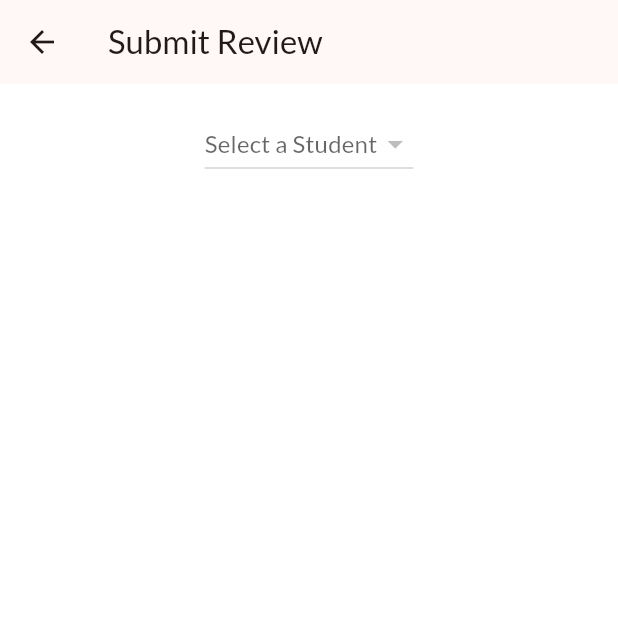
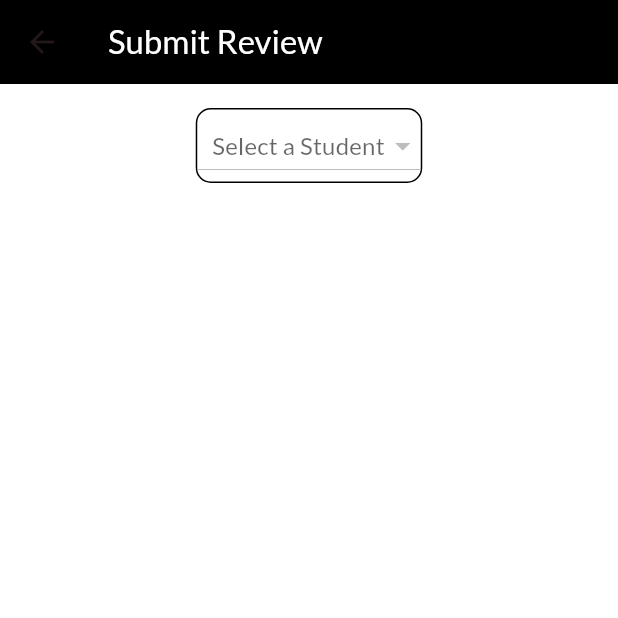
Before and after one commit to mfpullen22/makerere_app, a Flutter app: the AddSurveyScreen screen opened directly, on a phone screen of 412 x 824 dp, the top half of it. Run offline on Flutter 3.47's test engine with Material 3 defaults, Android fonts, the phone set to English and light mode, and no system bars; our stand-ins replace cloud_firestore, firebase_auth, firebase_core, google_fonts; missing offline and left inert: flutter_pdfview; accounts and stored records are empty.

Commit message:
Added IndexStack, rewrote survey a bit

```diff
--- a/lib/providers/schedule_service.dart
+++ b/lib/providers/schedule_service.dart
@@ -74,7 +74,6 @@ Widget getScheduleByStudent(lastName) {
         itemCount: rotationSchedule.length,
         itemBuilder: (context, index) {
           final rotation = rotationSchedule[index].data();
-          print(rotation["schedule"]["rotation1"]);
           if (rotation["class"] == "mmed2") {
             return Column(
               children: [
--- a/lib/screens/add_survey.dart
+++ b/lib/screens/add_survey.dart
@@ -1,7 +1,11 @@
+// ignore_for_file: use_build_context_synchronously
+
 import "package:cloud_firestore/cloud_firestore.dart";
 import "package:firebase_auth/firebase_auth.dart";
 import 'package:intl/intl.dart';
 import "package:flutter/material.dart";
+import "package:makerere_app/screens/survey_pages/patient_care.dart";
+import "package:makerere_app/screens/survey_pages/review_instructions.dart";
 
 class AddSurveyScreen extends StatefulWidget {
   const AddSurveyScreen({super.key});
@@ -11,6 +15,7 @@ class AddSurveyScreen extends StatefulWidget {
 }
 
 class _AddSurveyScreenState extends State<AddSurveyScreen> {
+  int currentPage = 0;
   List<DocumentSnapshot> students = [];
   DocumentSnapshot? selectedStudent;
   final _formKey = GlobalKey<FormState>();
@@ -35,17 +40,140 @@ class _AddSurveyScreenState extends State<AddSurveyScreen> {
     "UHI",
     "Ward 11"
   ];
+  final List<Widget> pages = [];
 
   // Form field controllers
   String? reviewDepartment;
-  TextEditingController question1Controller = TextEditingController();
-  TextEditingController question2Controller = TextEditingController();
+  double patientCareScore = 0;
+  String? patientCareComments;
 
   @override
   void initState() {
     super.initState();
     fetchStudents();
     fetchReviewer();
+    pages.addAll(
+      [
+        ReviewInstructions(onContinue: () {
+          setState(() {
+            currentPage++;
+          });
+        }),
+        PatientCareReview(onBack: () {
+          setState(() {
+            currentPage--;
+          });
+        }, onContinue: (score, comments) {
+          setState(() {
+            patientCareScore = score;
+            patientCareComments = comments;
+            currentPage++;
+          });
+        }),
+      ],
+    );
+  }
+
+  @override
+  Widget build(BuildContext context) {
+    return Scaffold(
+      appBar: AppBar(
+        backgroundColor: Colors.black,
+        title:
+            const Text('Submit Review', style: TextStyle(color: Colors.white)),
+      ),
+      body: Padding(
+        padding: const EdgeInsets.all(16.0),
+        child: Column(
+          crossAxisAlignment: CrossAxisAlignment.start,
+          children: [
+            // Dropdown to select student
+            Center(
+              child: Container(
+                decoration: BoxDecoration(
+                  border: Border.all(color: Colors.black),
+                  borderRadius: BorderRadius.circular(10),
+                ),
+                child: DropdownButton<DocumentSnapshot>(
+                  hint: const Padding(
+                      padding: EdgeInsets.only(left: 10),
+                      child: Text("Select a Student")),
+                  value: selectedStudent,
+                  items: students.map((student) {
+                    return DropdownMenuItem<DocumentSnapshot>(
+                      value: student,
+                      child: Padding(
+                        padding: const EdgeInsets.only(left: 10),
+                        child: Text(
+                            "${student['lastname']}, ${student['firstname']}"),
+                      ),
+                    );
+                  }).toList(),
+                  onChanged: (DocumentSnapshot? student) {
+                    setState(() {
+                      selectedStudent = student;
+                    });
+                  },
+                ),
+              ),
+            ),
+
+            // Show form when a student is selected
+            if (selectedStudent != null) ...[
+              Form(
+                key: _formKey,
+                child: Column(
+                  children: [
+                    const SizedBox(height: 10),
+                    Center(
+                      child: Container(
+                        decoration: BoxDecoration(
+                          border: Border.all(color: Colors.black),
+                          borderRadius: BorderRadius.circular(10),
+                        ),
+                        child: DropdownButton(
+                          hint: const Padding(
+                            padding: EdgeInsets.only(left: 10),
+                            child: Text("Select the rotation"),
+                          ),
+                          value: reviewDepartment,
+                          items: departments.map((department) {
+                            return DropdownMenuItem<String>(
+                              value: department,
+                              child: Padding(
+                                padding: const EdgeInsets.only(left: 10),
+                                child: Text(department),
+                              ),
+                            );
+                          }).toList(),
+                          onChanged: (department) {
+                            setState(() {
+                              reviewDepartment = department;
+                            });
+                          },
+                        ),
+                      ),
+                    ),
+                    const SizedBox(height: 20),
+                    IndexedStack(
+                      index: currentPage,
+                      children: pages,
+                    ),
+/*
+                    Text('Current value: $sliderValue'),
+                    const SizedBox(height: 20),
+                    ElevatedButton(
+                      onPressed: submitReview,
+                      child: const Text("Submit Review"),
+                    ), */
+                  ],
+                ),
+              ),
+            ],
+          ],
+        ),
+      ),
+    );
   }
 
   Future<void> fetchReviewer() async {
@@ -68,6 +196,7 @@ class _AddSurveyScreenState extends State<AddSurveyScreen> {
         }
       }
     } catch (e) {
+      // ignore: avoid_print
       print('Error fetching reviewer: $e');
     }
   }
@@ -85,6 +214,14 @@ class _AddSurveyScreenState extends State<AddSurveyScreen> {
 
   // Function to submit the review
   void submitReview() async {
+    if (selectedStudent == null || reviewDepartment == null) {
+      // Show a snackbar if any required field is not filled out
+      ScaffoldMessenger.of(context).showSnackBar(
+        const SnackBar(content: Text('Please complete the entire survey')),
+      );
+      return; // Exit the function early if validation fails
+    }
+
     if (_formKey.currentState!.validate()) {
       try {
         // Get the current date and time
@@ -96,8 +233,6 @@ class _AddSurveyScreenState extends State<AddSurveyScreen> {
           "timestamp": formattedTimestamp,
           "reviewer": reviewer,
           "department": reviewDepartment,
-          "question1": question1Controller.text,
-          "question2": question2Controller.text,
         };
 
         // Add the review to the 'reviews' array of the selected student
@@ -112,8 +247,6 @@ class _AddSurveyScreenState extends State<AddSurveyScreen> {
         // Show confirmation and reset form
         ScaffoldMessenger.of(context).showSnackBar(
             const SnackBar(content: Text('Review submitted successfully')));
-        question1Controller.clear();
-        question2Controller.clear();
         setState(() {
           selectedStudent = null;
         });
@@ -122,98 +255,9 @@ class _AddSurveyScreenState extends State<AddSurveyScreen> {
         ScaffoldMessenger.of(context).showSnackBar(
           SnackBar(content: Text('Failed to submit review: $e')),
         );
+        // ignore: avoid_print
         print('Error submitting review: $e');
       }
     }
   }
-
-  @override
-  Widget build(BuildContext context) {
-    return Scaffold(
-      appBar: AppBar(
-        title: const Text('Submit Review'),
-      ),
-      body: Padding(
-        padding: const EdgeInsets.all(16.0),
-        child: Column(
-          crossAxisAlignment: CrossAxisAlignment.start,
-          children: [
-            // Dropdown to select student
-            Center(
-              child: DropdownButton<DocumentSnapshot>(
-                hint: const Text("Select a Student"),
-                value: selectedStudent,
-                items: students.map((student) {
-                  return DropdownMenuItem<DocumentSnapshot>(
-                    value: student,
-                    child:
-                        Text("${student['lastname']}, ${student['firstname']}"),
-                  );
-                }).toList(),
-                onChanged: (DocumentSnapshot? student) {
-                  setState(() {
-                    selectedStudent = student;
-                  });
-                  print(selectedStudent!.data());
-                },
-              ),
-            ),
-
-            // Show form when a student is selected
-            if (selectedStudent != null) ...[
-              Form(
-                key: _formKey,
-                child: Column(
-                  children: [
-                    DropdownButton(
-                      hint: const Text("Select the rotation"),
-                      value: reviewDepartment,
-                      items: departments.map((department) {
-                        return DropdownMenuItem<String>(
-                          value: department,
-                          child: Text(department),
-                        );
-                      }).toList(),
-                      onChanged: (department) {
-                        setState(() {
-                          reviewDepartment = department;
-                        });
-                      },
-                    ),
-                    TextFormField(
-                      controller: question1Controller,
-                      decoration:
-                          const InputDecoration(labelText: "Question 1"),
-                      validator: (value) {
-                        if (value == null || value.isEmpty) {
-                          return 'Please fill out this field';
-                        }
-                        return null;
-                      },
-                    ),
-                    TextFormField(
-                      controller: question2Controller,
-                      decoration:
-                          const InputDecoration(labelText: "Question 2"),
-                      validator: (value) {
-                        if (value == null || value.isEmpty) {
-                          return 'Please fill out this field';
-                        }
-                        return null;
-                      },
-                    ),
-                    const SizedBox(height: 20),
-                    ElevatedButton(
-                      onPressed: submitReview,
-                      child: const Text("Submit Review"),
-                    ),
-                  ],
-                ),
-              ),
-            ],
-          ],
-        ),
-      ),
-    );
-  }
 }
```
Also changed, not shown: lib/screens/survey_pages/patient_care.dart (added, +188 -0 lines), lib/screens/survey_pages/review_instructions.dart (added, +93 -0 lines).
